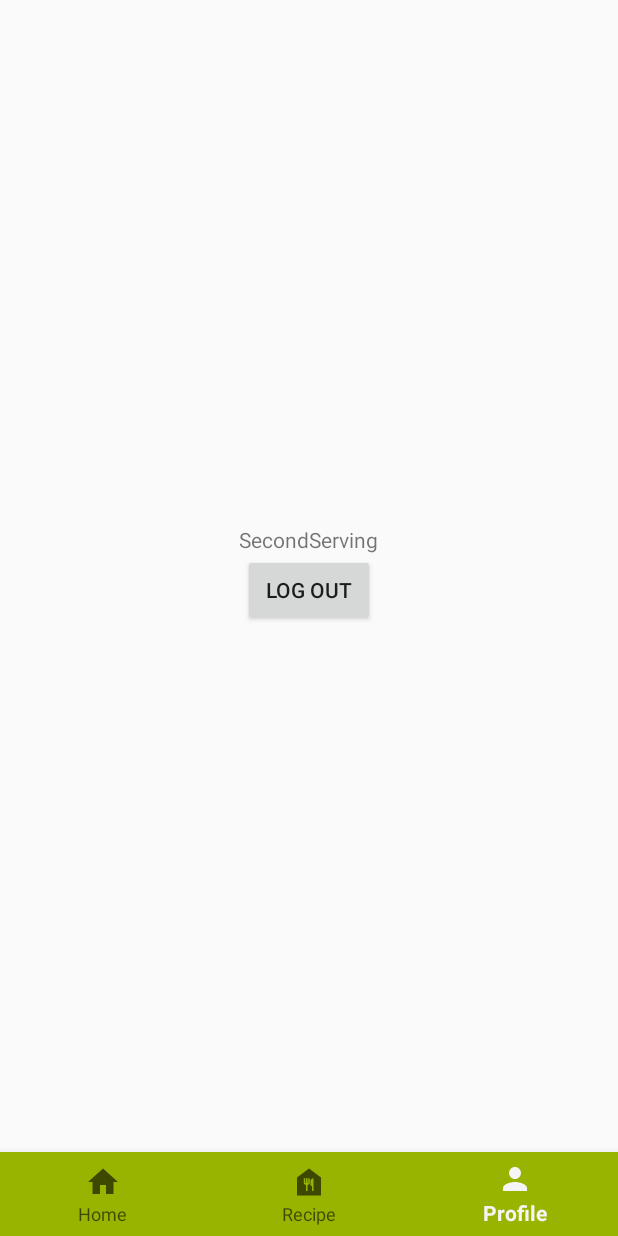
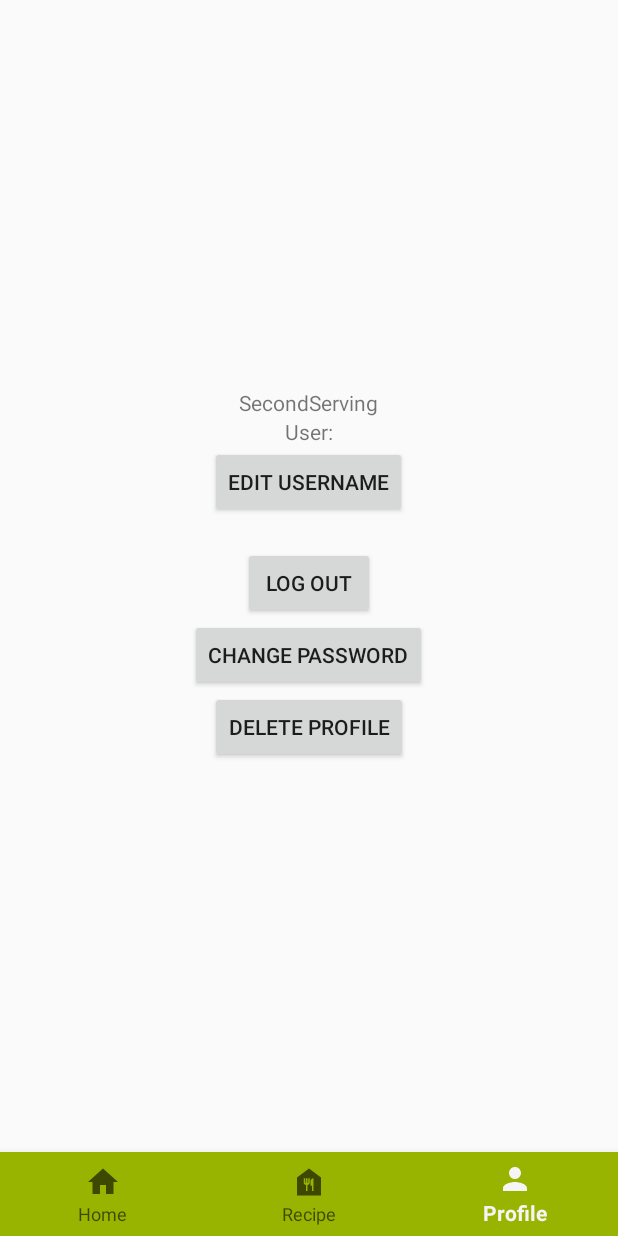
Before and after one commit to ankitha-anil/secondServing, an Android app built with Jetpack Compose: the ProfileFragment screen opened through its navigation route, on a phone screen of 412 x 824 dp. Run offline under Robolectric (Android 15) with nearby library versions, the phone set to English and light mode, and no system bars; our stand-ins replace Dagger/Hilt's generated code, Firebase (no records; nobody signed in at launch, a user with empty details on screens opened directly), navigation-ui.

Commit message:
Updated profile page, added functionality for delete profile, fixed bug with registered user

```diff
--- a/app/src/main/java/com/example/secondserving/HomeActivity.kt
+++ b/app/src/main/java/com/example/secondserving/HomeActivity.kt
@@ -1,6 +1,5 @@
 package com.example.secondserving
 
-import android.content.Intent
 import android.os.Bundle
 import android.widget.Toast
 import androidx.activity.viewModels
@@ -9,19 +8,18 @@ import androidx.navigation.NavController
 import androidx.navigation.fragment.NavHostFragment
 import androidx.navigation.fragment.findNavController
 import androidx.navigation.ui.AppBarConfiguration
-import androidx.navigation.ui.setupActionBarWithNavController
 import androidx.navigation.ui.setupWithNavController
 import com.example.secondserving.databinding.HomeActivityBinding
 import com.example.secondserving.viewmodel.AuthViewModel
 import dagger.hilt.android.AndroidEntryPoint
 
 @AndroidEntryPoint
-class HomeActivity: AppCompatActivity() {
+class HomeActivity : AppCompatActivity() {
 
     private lateinit var binding: HomeActivityBinding
     private lateinit var navController: NavController
     private lateinit var appBarConfiguration: AppBarConfiguration
-
+    private val viewModel: AuthViewModel by viewModels()
 
     override fun onCreate(savedInstanceState: Bundle?) {
         super.onCreate(savedInstanceState)
@@ -29,14 +27,14 @@ class HomeActivity: AppCompatActivity() {
         binding = HomeActivityBinding.inflate(layoutInflater)
         setContentView(binding.root)
 
-
-        val navHostFragment = supportFragmentManager.findFragmentById(R.id.fragmentContainer) as NavHostFragment //setup for navcontroller
+        val navHostFragment =
+            supportFragmentManager.findFragmentById(R.id.fragmentContainer) as NavHostFragment //setup for navcontroller
         navController = navHostFragment.findNavController()
         appBarConfiguration = AppBarConfiguration(
             setOf(R.id.homeFragment, R.id.profileFragment, R.id.recipeFragment)
         )
 
-     //   setupActionBarWithNavController(navController, appBarConfiguration)
+        //   setupActionBarWithNavController(navController, appBarConfiguration)
         binding.bottomNavigationView.setupWithNavController(navController) //for navigation between appbar
 
     }
@@ -51,6 +49,7 @@ class HomeActivity: AppCompatActivity() {
         grantResults: IntArray
     ) {
         super.onRequestPermissionsResult(requestCode, permissions, grantResults)
-        Toast.makeText(this,"$requestCode", Toast.LENGTH_LONG).show()
+        Toast.makeText(this, "$requestCode", Toast.LENGTH_LONG).show()
     }
+
 }
--- a/app/src/main/java/com/example/secondserving/auth/AuthRepository.kt
+++ b/app/src/main/java/com/example/secondserving/auth/AuthRepository.kt
@@ -26,4 +26,9 @@ class AuthRepository @Inject constructor(
         authenticator.sendPasswordReset(email)
         return true
     }
+
+    override suspend fun deleteUser(): Boolean {
+        authenticator.deleteUser()
+        return true
+    }
 }
--- a/app/src/main/java/com/example/secondserving/auth/BaseAuthRepository.kt
+++ b/app/src/main/java/com/example/secondserving/auth/BaseAuthRepository.kt
@@ -13,4 +13,5 @@ interface BaseAuthRepository {
     fun getCurrentUser() : FirebaseUser?
 
     suspend fun sendResetPassword(email : String) : Boolean
+    suspend fun deleteUser() : Boolean
 }
--- a/app/src/main/java/com/example/secondserving/auth/BaseAuthenticator.kt
+++ b/app/src/main/java/com/example/secondserving/auth/BaseAuthenticator.kt
@@ -12,4 +12,5 @@ interface BaseAuthenticator {
     fun getUser() : FirebaseUser?
 
     suspend fun sendPasswordReset(email :String)
+    suspend fun deleteUser()
 }
--- a/app/src/main/java/com/example/secondserving/auth/FirebaseAuthenticator.kt
+++ b/app/src/main/java/com/example/secondserving/auth/FirebaseAuthenticator.kt
@@ -11,6 +11,8 @@ class FirebaseAuthenticator : BaseAuthenticator {
     }
 
     override suspend fun signInWithEmailPassword(email: String, password: String): FirebaseUser? {
+
+        //TODO: check for duplicate emails
         FirebaseAuth.getInstance().signInWithEmailAndPassword(email , password).await()
         return FirebaseAuth.getInstance().currentUser
     }
@@ -27,4 +29,7 @@ class FirebaseAuthenticator : BaseAuthenticator {
     override suspend fun sendPasswordReset(email: String) {
         FirebaseAuth.getInstance().sendPasswordResetEmail(email).await()
     }
+    override suspend fun deleteUser() {
+        FirebaseAuth.getInstance().currentUser?.delete()?.await()
+    }
 }
--- a/app/src/main/java/com/example/secondserving/ui/view/HomeFragment.kt
+++ b/app/src/main/java/com/example/secondserving/ui/view/HomeFragment.kt
@@ -6,12 +6,14 @@ import android.view.View
 import android.view.ViewGroup
 import androidx.fragment.app.Fragment
 import androidx.fragment.app.viewModels
+import androidx.lifecycle.MutableLiveData
 import com.example.secondserving.R
 import com.example.secondserving.databinding.FragmentHomeBinding
 import com.example.secondserving.databinding.FragmentProfileBinding
 import com.example.secondserving.databinding.FragmentRecipeBinding
 import com.example.secondserving.viewmodel.AuthViewModel
 import com.example.secondserving.viewmodel.HomeViewModel
+import com.google.firebase.auth.FirebaseUser
 import dagger.hilt.android.AndroidEntryPoint
 
 @AndroidEntryPoint
@@ -27,7 +29,11 @@ class HomeFragment : Fragment(R.layout.fragment_home) {
         savedInstanceState: Bundle?
     ): View? {
         binding = FragmentHomeBinding.inflate(inflater, container, false)
+        getUser()
         return binding.root
+    }
+    private fun getUser() {
+        viewModel.getCurrentUser()
     }
 
 }
--- a/app/src/main/java/com/example/secondserving/ui/view/LoginFragment.kt
+++ b/app/src/main/java/com/example/secondserving/ui/view/LoginFragment.kt
@@ -1,5 +1,6 @@
 package com.example.secondserving.ui.view
 
+import android.annotation.SuppressLint
 import android.app.AlertDialog
 import android.content.Intent
 import android.graphics.drawable.ColorDrawable
@@ -60,7 +61,7 @@ class LoginFragment : Fragment(R.layout.login_fragment) {
                 val dialog = builder.create()
 
                 view.findViewById<Button>(R.id.btnReset).setOnClickListener {
-                    viewModel.compareEmail(userEmail.text.toString())
+                    viewModel.changePassword(userEmail.text.toString())
                     dialog.dismiss()
                 }
 
@@ -72,7 +73,7 @@ class LoginFragment : Fragment(R.layout.login_fragment) {
                     dialog.window!!.setBackgroundDrawable(ColorDrawable(0));
                 }
                 dialog.show()
-                //findNavController().navigate(R.id.action_global_forgotPasswordDialog)
+  //              findNavController().navigate(R.id.action_global_forgotPasswordDialog)
             }
         }
         return binding?.root
--- a/app/src/main/java/com/example/secondserving/ui/view/ProfileFragment.kt
+++ b/app/src/main/java/com/example/secondserving/ui/view/ProfileFragment.kt
@@ -2,16 +2,20 @@ package com.example.secondserving.ui.view
 
 import android.content.Intent
 import android.os.Bundle
+import android.util.Log
 import android.view.LayoutInflater
 import android.view.View
 import android.view.ViewGroup
+import android.widget.Toast
 import androidx.fragment.app.Fragment
 import androidx.fragment.app.viewModels
+import androidx.lifecycle.lifecycleScope
 import com.example.secondserving.MainActivity
 import com.example.secondserving.R
 import com.example.secondserving.databinding.FragmentProfileBinding
 import com.example.secondserving.viewmodel.AuthViewModel
 import dagger.hilt.android.AndroidEntryPoint
+import kotlinx.coroutines.launch
 
 @AndroidEntryPoint
 class ProfileFragment : Fragment(R.layout.fragment_profile) {
@@ -24,14 +28,70 @@ class ProfileFragment : Fragment(R.layout.fragment_profile) {
         savedInstanceState: Bundle?
     ): View? {
         binding = FragmentProfileBinding.inflate(inflater, container, false)
-        binding.logoutbtn.setOnClickListener {
-            viewModel.signOut()
-            startActivity(Intent(context, MainActivity::class.java))
-        }
+        getUser()
+        registerObserver()
+        listenToChannels()
         return binding.root
     }
 
     override fun onViewCreated(view: View, savedInstanceState: Bundle?) {
         super.onViewCreated(view, savedInstanceState)
     }
+
+
+    private fun registerObserver() {
+        viewModel.currentUser.observe(viewLifecycleOwner) { user ->
+            user?.let {
+                binding.apply {
+                    email.text = it.email
+                    changePassword.setOnClickListener {
+                        viewModel.changePasswordAndSignOut()
+                    }
+                    editUsername.setOnClickListener {
+                        viewModel.editUsername()
+                    }
+                    logoutbtn.setOnClickListener {
+                        viewModel.signOut()
+                    }
+                    deleteProfile.setOnClickListener {
+                        viewModel.deleteUserandSignOut("ankitha.anil@gmail.com", "123456")
+                    }
+                }
+            }
+        }
+    }
+
+
+    private fun listenToChannels() {
+        viewLifecycleOwner.lifecycleScope.launch {
+            viewModel.allEventsFlow.collect { event ->
+                when (event) {
+                    is AuthViewModel.AllEvents.Error -> {
+                        binding.apply {
+                            Toast.makeText(requireContext(), event.error, Toast.LENGTH_SHORT).show()
+                        }
+                    }
+
+                    is AuthViewModel.AllEvents.Message -> {
+                        Toast.makeText(requireContext(), event.message, Toast.LENGTH_SHORT).show()
+                    }
+
+                    is AuthViewModel.AllEvents.StartMainActivity -> {
+                        Toast.makeText(requireContext(), event.message, Toast.LENGTH_LONG).show()
+                        startActivity(Intent(requireContext(), MainActivity::class.java))
+                    }
+
+                    else -> {
+                        Log.d("Profile fragment", "listenToChannels: No event received so far")
+                    }
+                }
+
+            }
+        }
+    }
+
+    private fun getUser() {
+        viewModel.getCurrentUser()
+    }
+
 }
--- a/app/src/main/java/com/example/secondserving/ui/view/RecipeFragment.kt
+++ b/app/src/main/java/com/example/secondserving/ui/view/RecipeFragment.kt
@@ -26,7 +26,12 @@ class RecipeFragment : Fragment(R.layout.fragment_recipe) {
         savedInstanceState: Bundle?
     ): View? {
         binding = FragmentRecipeBinding.inflate(inflater, container, false)
+        getUser()
         return binding.root
     }
 
+    private fun getUser() {
+        viewModel.getCurrentUser()
+    }
+
 }
--- a/app/src/main/java/com/example/secondserving/viewmodel/HomeViewModel.kt
+++ b/app/src/main/java/com/example/secondserving/viewmodel/HomeViewModel.kt
@@ -1,8 +1,12 @@
 package com.example.secondserving.viewmodel
 
+import androidx.lifecycle.MutableLiveData
 import androidx.lifecycle.ViewModel
+import androidx.lifecycle.viewModelScope
 import com.example.taskmanager.auth.AuthRepository
+import com.google.firebase.auth.FirebaseUser
 import dagger.hilt.android.lifecycle.HiltViewModel
+import kotlinx.coroutines.launch
 import javax.inject.Inject
 
 
@@ -11,5 +15,10 @@ class HomeViewModel @Inject constructor(
     private val repository: AuthRepository
 ) : ViewModel() {
 
+    private val firebaseUser = MutableLiveData<FirebaseUser?>()
+    val currentUser get() = firebaseUser
 
+    fun getCurrentUser() = viewModelScope.launch {
+        firebaseUser.postValue(repository.getCurrentUser())
+    }
 }
--- a/app/src/main/res/layout/fragment_profile.xml
+++ b/app/src/main/res/layout/fragment_profile.xml
@@ -8,18 +8,46 @@
     <LinearLayout
         android:layout_width="match_parent"
         android:layout_height="match_parent"
-        android:orientation="vertical"
-        android:gravity="center">
+        android:gravity="center"
+        android:orientation="vertical">
+
         <TextView
+            android:id="@+id/textview"
             android:layout_width="wrap_content"
             android:layout_height="wrap_content"
             android:text="@string/app_name"
             tools:ignore="MissingConstraints" />
-
+        <TextView
+            android:id="@+id/username"
+            android:layout_width="wrap_content"
+            android:layout_height="wrap_content"
+            android:text="User:"
+            tools:ignore="MissingConstraints" />
+        <Button
+            android:id="@+id/editUsername"
+            android:layout_width="wrap_content"
+            android:layout_height="wrap_content"
+            android:text="Edit Username" />
+        <TextView
+            android:id="@+id/email"
+            android:layout_width="wrap_content"
+            android:layout_height="wrap_content"
+            android:text="Email:"
+            tools:ignore="MissingConstraints" />
         <Button
             android:id="@+id/logoutbtn"
             android:layout_width="wrap_content"
             android:layout_height="wrap_content"
-            android:text="Log Out"/>
+            android:text="Log Out" />
+        <Button
+            android:id="@+id/changePassword"
+            android:layout_width="wrap_content"
+            android:layout_height="wrap_content"
+            android:text="Change password" />
+        <Button
+            android:id="@+id/deleteProfile"
+            android:layout_width="wrap_content"
+            android:layout_height="wrap_content"
+            android:text="Delete Profile" />
     </LinearLayout>
 </FrameLayout>
--- a/app/src/main/res/layout/signup_fragment.xml
+++ b/app/src/main/res/layout/signup_fragment.xml
@@ -185,7 +185,7 @@
                                 android:fontFamily="@font/poppins_medium"
                                 android:gravity="center"
                                 android:padding="14dp"
-                                android:text="Login"
+                                android:text="Sign Up"
                                 android:textColor="#ffffff"
                                 android:textSize="12sp" />
 
--- a/settings.gradle
+++ b/settings.gradle
@@ -13,5 +13,5 @@ dependencyResolutionManagement {
     }
 }
 
-rootProject.name = "secondServing"
+rootProject.name = "SecondServing"
 include ':app'
```
Also changed, not shown: app/src/main/java/com/example/secondserving/MainActivity.kt (+15 -1 lines), app/src/main/java/com/example/secondserving/ui/view/DeleteUserDialog.kt (renamed from app/src/main/java/com/example/secondserving/ui/view/ForgotPasswordDialog.kt, +8 -7 lines), app/src/main/java/com/example/secondserving/viewmodel/AuthViewModel.kt (+82 -27 lines), app/src/main/java/com/example/secondserving/viewmodel/ProfileViewModel.kt (added, +85 -0 lines), app/src/main/java/com/example/secondserving/viewmodel/RecipeViewModel.kt (+9 -0 lines), app/src/main/res/layout/dialog_delete_user.xml (added, +134 -0 lines).
